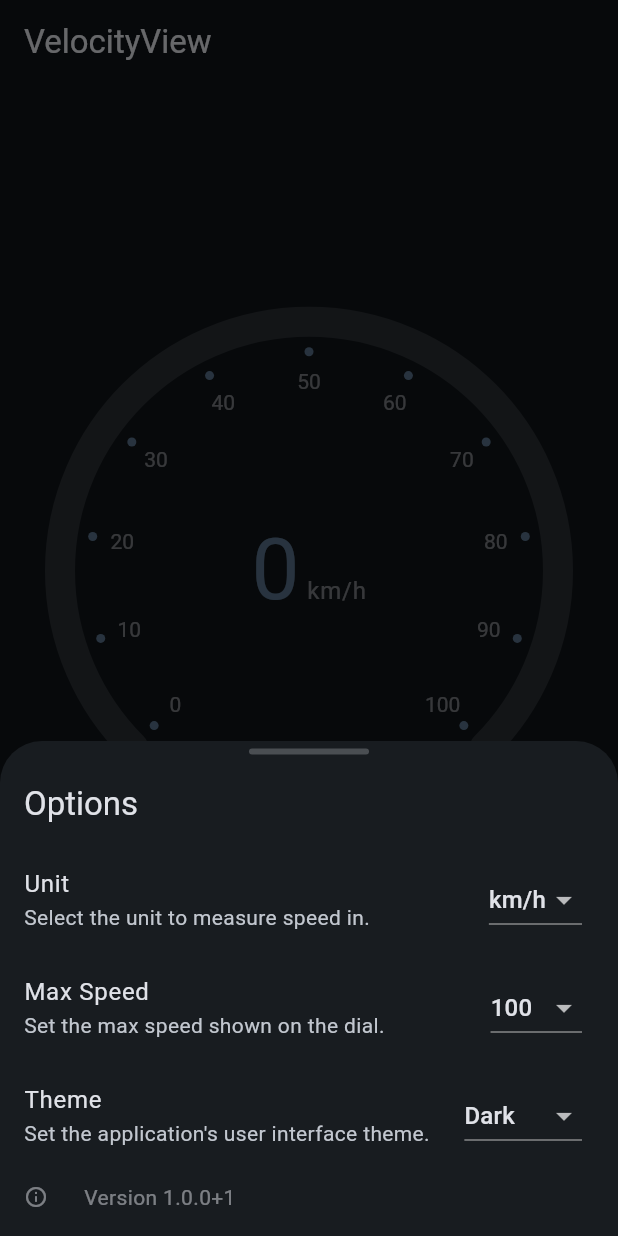
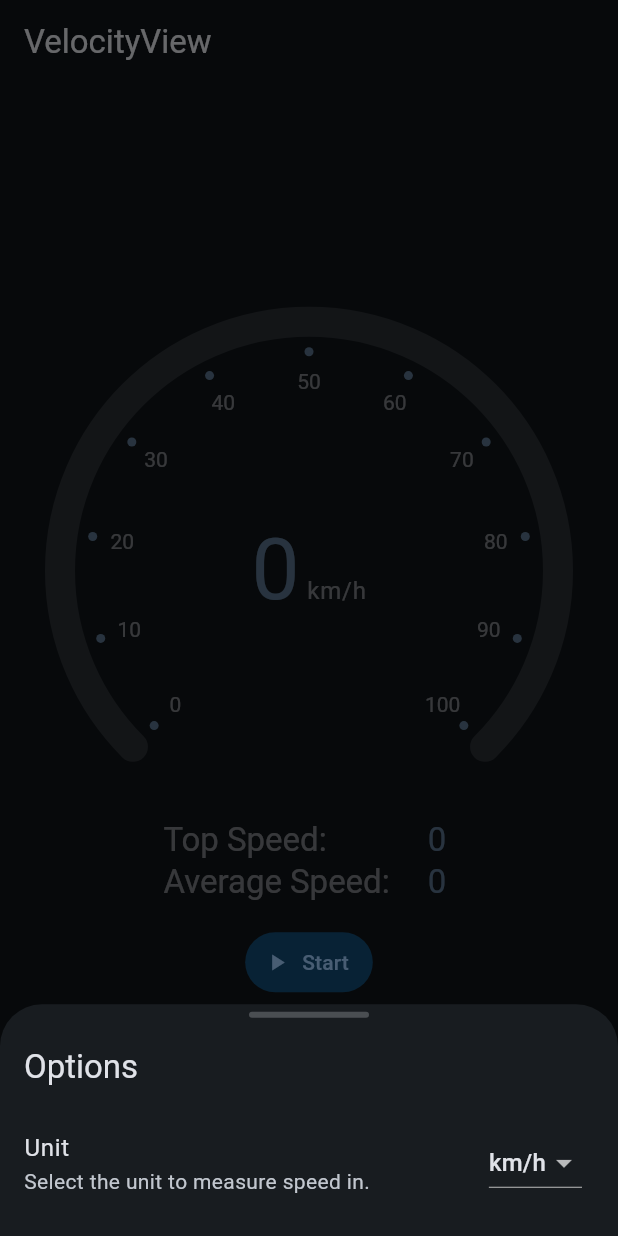
Before and after one commit to brinterwastaken/material_speedometer, a Flutter app: the screen it shows after launch, after a tap on the "settings" icon, on a phone screen of 412 x 824 dp. Run offline on Flutter 3.47's test engine with Material 3 defaults, Android fonts, the phone set to English and light mode, and no system bars; drawn by our look-alikes of dynamic_color; our stand-ins replace location, package_info_plus, shared_preferences; missing offline and left inert: app_settings.

Commit message:
fixed settings dialog size and version not showing on first open of settings

```diff
--- a/lib/main.dart
+++ b/lib/main.dart
@@ -3,6 +3,7 @@ import 'dart:async';
 import 'package:flutter/material.dart';
 import 'package:dynamic_color/dynamic_color.dart';
 import 'package:location/location.dart';
+import 'package:package_info_plus/package_info_plus.dart';
 import 'package:shared_preferences/shared_preferences.dart';
 
 import 'package:material_speedometer/widgets/speed_dial.dart';
@@ -107,6 +108,8 @@ class _MyHomePageState extends State<MyHomePage>
 
   void _getPrefs() async {
     final SharedPreferences prefs = await SharedPreferences.getInstance();
+    PackageInfo packageInfo = await PackageInfo.fromPlatform();
+
     int? storedThemeInt = prefs.getInt('themeMode');
     String? storedUnit = prefs.getString('unit');
     int? storedMaxSpeed = prefs.getInt('maxSpeed');
@@ -115,6 +118,7 @@ class _MyHomePageState extends State<MyHomePage>
     setState(() {
       _unit = storedUnit!;
       _maxspeed = storedMaxSpeed!;
+      _appVersion = "${packageInfo.version}+${packageInfo.buildNumber}";
     });
   }
 
@@ -156,7 +160,7 @@ class _MyHomePageState extends State<MyHomePage>
         if (_pollingStarted) {
           _avgcount++;
           _speedsSum += _newspeed;
-          _avgspeed = (_speedsSum/_avgcount).round();
+          _avgspeed = (_speedsSum / _avgcount).round();
         }
       });
     });
@@ -184,6 +188,8 @@ class _MyHomePageState extends State<MyHomePage>
   bool _pollingStarted = false;
   String _unit = "km/h";
   bool _isListening = false;
+
+  String _appVersion = "";
 
   final List<ThemeMode> _themeModes = [
     ThemeMode.light,
@@ -376,8 +382,15 @@ class _MyHomePageState extends State<MyHomePage>
       ),
       floatingActionButton: FloatingActionButton(
         child: const Icon(Icons.settings),
-        onPressed: () => SettingsModal.settingsModal(context, _unit, _setUnit,
-            _maxspeed, _setMaxSpeed, widget.themeMode, _setThemeSave),
+        onPressed: () => SettingsModal.settingsModal(
+            context,
+            _unit,
+            _setUnit,
+            _maxspeed,
+            _setMaxSpeed,
+            widget.themeMode,
+            _setThemeSave,
+            _appVersion),
       ),
     );
   }
--- a/lib/settings_modal.dart
+++ b/lib/settings_modal.dart
@@ -1,5 +1,4 @@
 import 'package:flutter/material.dart';
-import 'package:package_info_plus/package_info_plus.dart';
 
 class SettingsModal {
 
@@ -10,15 +9,12 @@ class SettingsModal {
       int maxSpeed,
       Function(int maxSpeed) setMaxSpeed,
       ThemeMode themeMode,
-      Function(ThemeMode themeMode) setThemeMode) {
+      Function(ThemeMode themeMode) setThemeMode,
+      String versionText) {
     List<String> units = ["m/s", "km/h", "mph"];
     List<int> maxSpeeds = [50, 100, 250, 500, 1000, 2000];
     List<String> themes = ["Light", "Dark", "System"];
     List<ThemeMode> themeModes = [ThemeMode.light, ThemeMode.dark, ThemeMode.system];
-
-    String appVersion = "";
-
-    PackageInfo.fromPlatform().then((value) => { appVersion = "${value.version}+${value.buildNumber}" });
 
     return showModalBottomSheet(
       context: context,
@@ -27,7 +23,7 @@ class SettingsModal {
             builder: (BuildContext context, StateSetter setState) {
           return SizedBox(
             width: MediaQuery.of(context).size.width,
-            height: 330,
+            height: MediaQuery.of(context).devicePixelRatio * MediaQuery.of(context).size.width/4,
             child: ListView(
               physics: const NeverScrollableScrollPhysics(),
               children: [
@@ -125,7 +121,7 @@ class SettingsModal {
                   visualDensity: VisualDensity(vertical: -4),
                   leading: Icon(Icons.info_outline_rounded, size: 16, color: Theme.of(context).colorScheme.onSurface.withOpacity(0.5),),
                   title: Text(
-                    "Version $appVersion",
+                    "Version $versionText",
                     style: Theme.of(context).textTheme.bodyMedium?.copyWith(color: Theme.of(context).colorScheme.onSurface.withOpacity(0.5)),
                   ),
                 ),
```
